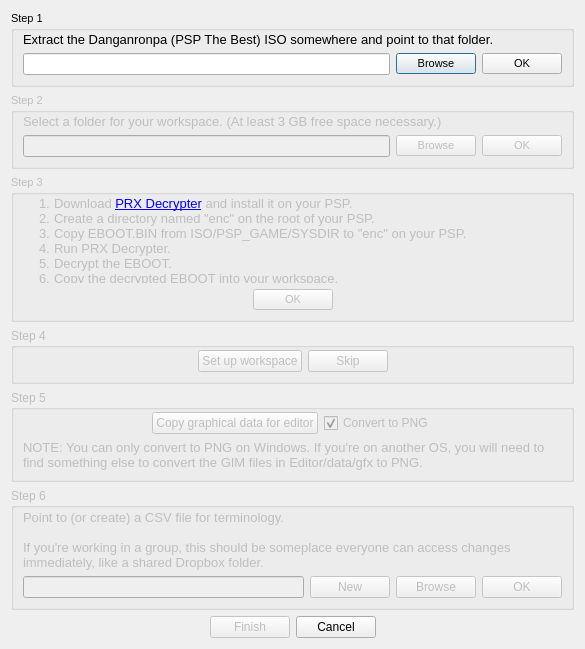
First picture: the form in qt/ui/wizard.ui, repository ThunderGemios10/The-Super-Duper-Script-Editor, before the edit.
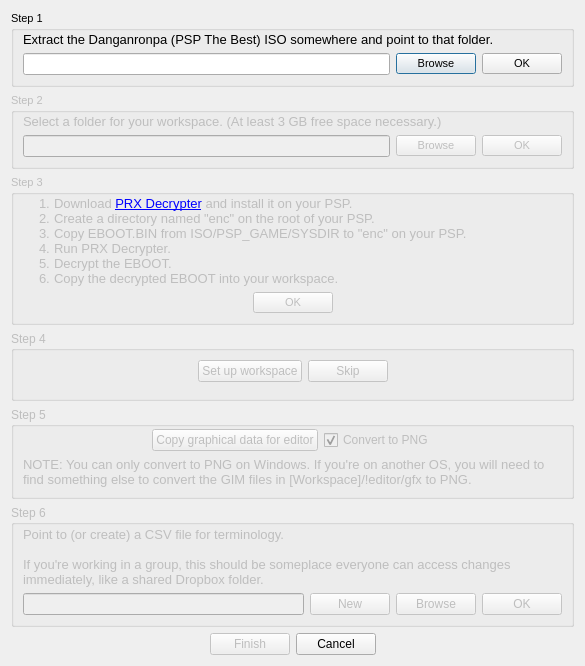
Second picture: the form after the edit. Icons and pictures are not drawn.

```diff
--- a/qt/ui/wizard.ui
+++ b/qt/ui/wizard.ui
@@ -7,7 +7,7 @@
     <x>0</x>
     <y>0</y>
     <width>585</width>
-    <height>649</height>
+    <height>666</height>
    </rect>
   </property>
   <property name="font">
@@ -400,7 +400,7 @@
          </font>
         </property>
         <property name="text">
-         <string>NOTE: You can only convert to PNG on Windows. If you're on another OS, you will need to find something else to convert the GIM files in Editor/data/gfx to PNG.</string>
+         <string>NOTE: You can only convert to PNG on Windows. If you're on another OS, you will need to find something else to convert the GIM files in [Workspace]/!editor/gfx to PNG.</string>
         </property>
         <property name="wordWrap">
          <bool>true</bool>
```
